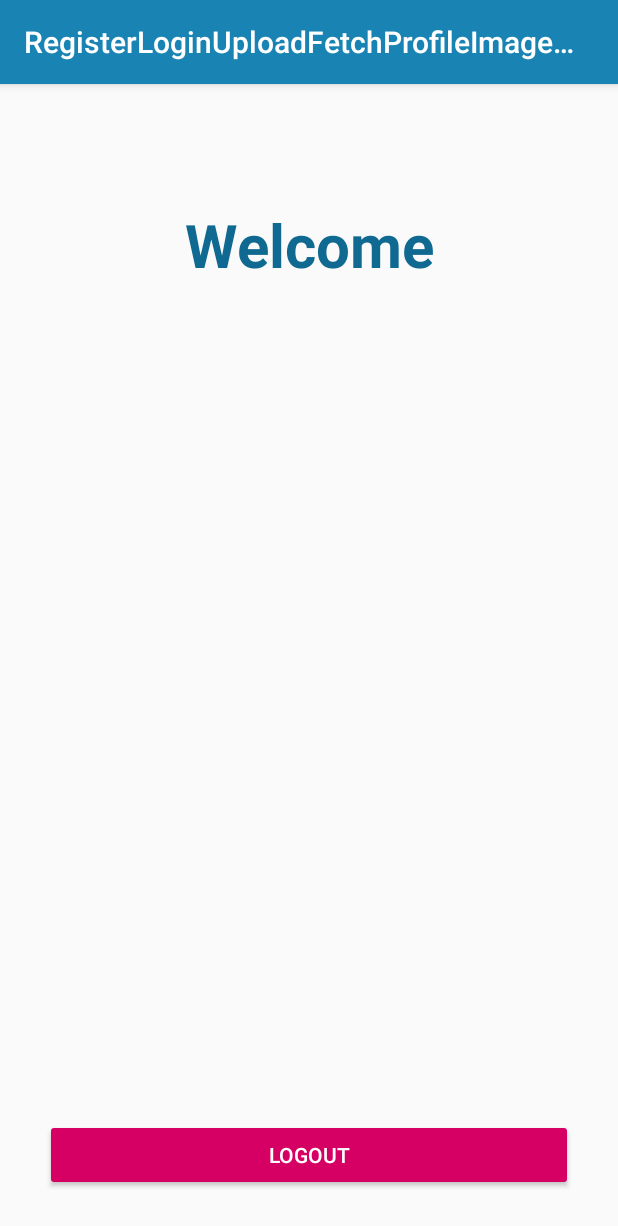
After one commit to egitimNY/RegisterLoginUploadFetchProfileImageRestfulWebServices, an Android app: the HomeActivity screen opened directly, with no data from a screen before it, on a phone screen of 412 x 824 dp. The commit adds this screen. Shown: the top 1226 px of the screen. Run offline under Robolectric (Android 15) with nearby library versions, the phone set to English and light mode, and no system bars.

Commit message:
Created Home Activity, Changed Login Activity

```diff
--- a/app/src/main/AndroidManifest.xml
+++ b/app/src/main/AndroidManifest.xml
@@ -11,9 +11,12 @@
         android:roundIcon="@mipmap/ic_launcher_round"
         android:supportsRtl="true"
         android:theme="@style/AppThemeRegist">
-        <activity android:name=".RegisterActivity"
-            android:theme="@style/AppThemeRegist"></activity>
-        <activity android:name=".LoginActivity"
+        <activity android:name=".HomeActivity"></activity>
+        <activity
+            android:name=".RegisterActivity"
+            android:theme="@style/AppThemeRegist" />
+        <activity
+            android:name=".LoginActivity"
             android:theme="@style/AppThemeLogin">
             <intent-filter>
                 <action android:name="android.intent.action.MAIN" />
--- /dev/null
+++ b/app/src/main/java/com/ozkayahalit/HomeActivity.java
@@ -0,0 +1,40 @@
+package com.ozkayahalit;
+
+import android.content.Intent;
+import android.os.Bundle;
+import android.view.View;
+import android.widget.Button;
+import android.widget.TextView;
+
+import androidx.appcompat.app.AppCompatActivity;
+
+public class HomeActivity extends AppCompatActivity {
+
+    private TextView name, email;
+    private Button btn_logout, btn_photo_upload;
+
+    @Override
+    protected void onCreate(Bundle savedInstanceState) {
+        super.onCreate(savedInstanceState);
+        setContentView(R.layout.activity_home);
+
+        name = findViewById(R.id.name);
+        email = findViewById(R.id.email);
+        btn_logout = findViewById(R.id.btn_logout);
+
+        Intent intent = getIntent();
+        String extraName = intent.getStringExtra("name");
+        String extraEmail = intent.getStringExtra("email");
+
+        name.setText(extraName);
+        email.setText(extraEmail);
+
+        btn_logout.setOnClickListener(new View.OnClickListener() {
+            @Override
+            public void onClick(View v) {
+                finish();
+            }
+        });
+
+    }
+}
--- a/app/src/main/java/com/ozkayahalit/LoginActivity.java
+++ b/app/src/main/java/com/ozkayahalit/LoginActivity.java
@@ -92,11 +92,10 @@ public class LoginActivity extends AppCompatActivity {
                                     String name = object.getString("name").trim();
                                     String email = object.getString("email").trim();
 
-                                    Toast.makeText(LoginActivity.this,
-                                            "Success Login. \nYour Name : "
-                                                    +name+"\nYour Email : "
-                                                    +email, Toast.LENGTH_LONG)
-                                            .show();
+                                    Intent intent = new Intent(LoginActivity.this, HomeActivity.class);
+                                    intent.putExtra("name",name);
+                                    intent.putExtra("email",email);
+                                    startActivity(intent);
 
                                     loading.setVisibility(View.GONE);
 
--- /dev/null
+++ b/app/src/main/res/layout/activity_home.xml
@@ -0,0 +1,56 @@
+<?xml version="1.0" encoding="utf-8"?>
+<RelativeLayout xmlns:android="http://schemas.android.com/apk/res/android"
+    xmlns:app="http://schemas.android.com/apk/res-auto"
+    xmlns:tools="http://schemas.android.com/tools"
+    android:layout_width="match_parent"
+    android:layout_height="match_parent"
+    android:orientation="vertical"
+    tools:context=".HomeActivity">
+
+    <TextView
+        android:id="@+id/text"
+        android:layout_width="match_parent"
+        android:layout_height="wrap_content"
+        android:layout_marginTop="80dp"
+        android:gravity="center"
+        android:text="Welcome"
+        android:textColor="@color/colorPrimaryDark2"
+        android:textSize="40sp"
+        android:textStyle="bold" />
+
+    <TextView
+        android:layout_below="@id/text"
+        android:id="@+id/name"
+        android:layout_width="match_parent"
+        android:layout_height="wrap_content"
+        android:layout_marginTop="50dp"
+        android:gravity="center"
+        android:text="Name"
+        android:textColor="@android:color/black"
+        android:textSize="25sp"
+        android:textStyle="bold" />
+
+    <TextView
+        android:layout_below="@+id/name"
+        android:id="@+id/email"
+        android:layout_width="match_parent"
+        android:layout_height="wrap_content"
+        android:gravity="center"
+        android:text="Email"
+        android:textSize="15sp"
+        android:textStyle="bold" />
+
+    <Button
+        android:layout_alignParentBottom="true"
+        android:id="@+id/btn_logout"
+        android:layout_width="match_parent"
+        android:layout_height="wrap_content"
+        android:layout_marginLeft="30dp"
+        android:layout_marginRight="30dp"
+        android:layout_marginBottom="30dp"
+        android:textColor="@android:color/white"
+        android:backgroundTint="@color/colorPrimary"
+        android:text="Logout"/>
+
+
+</RelativeLayout>
```
